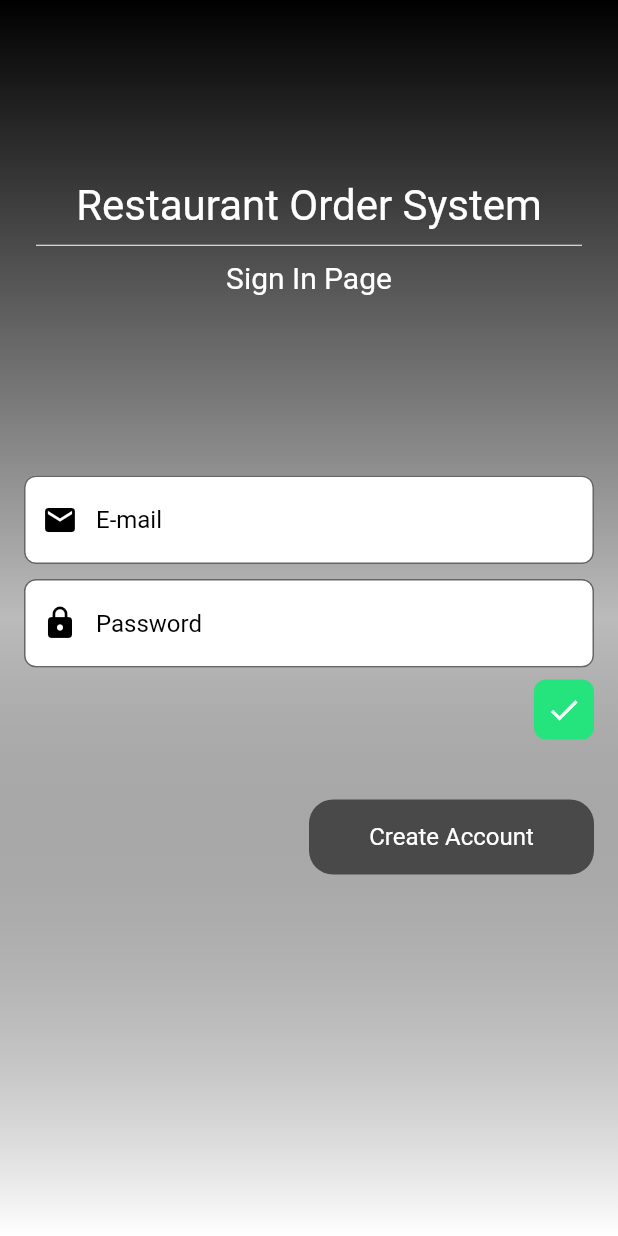
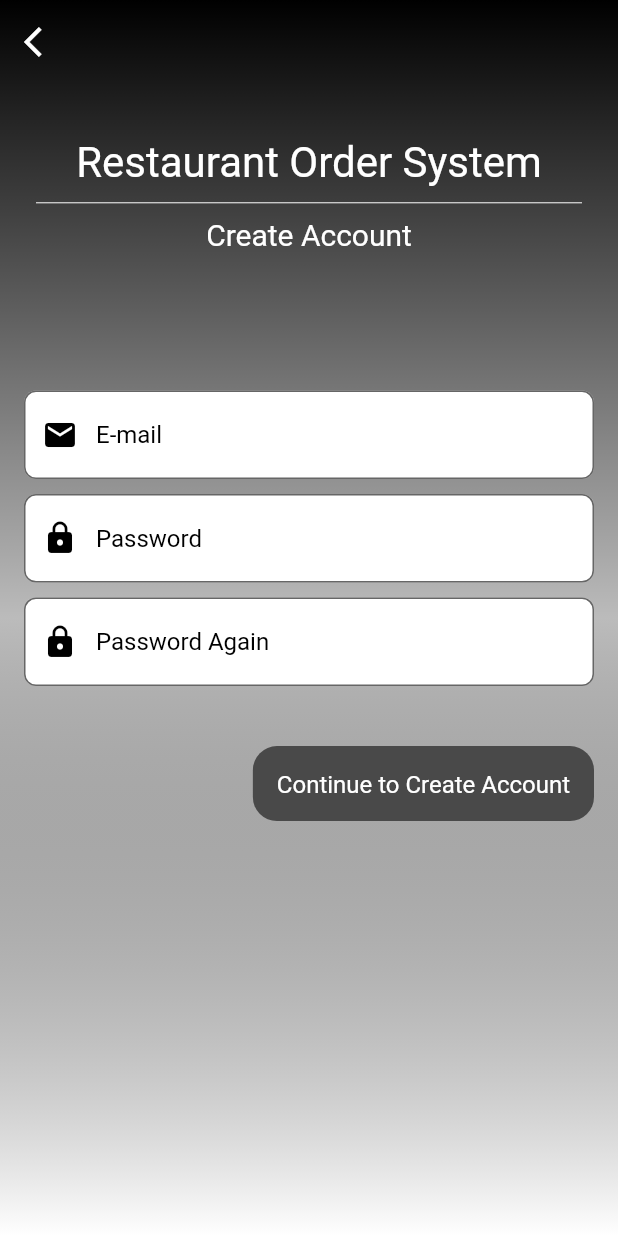
Before and after one commit to keremkskn55/RestaurantOrderSystem, a Flutter app: the screen it shows after launch, after a tap on "Create Account", on a phone screen of 412 x 824 dp. Run offline on Flutter 3.47's test engine with Material 2 defaults, Android fonts, the phone set to English and light mode, and no system bars.

Commit message:
First Create Account Page was created

```diff
--- /dev/null
+++ b/lib/screens/create_account_view.dart
@@ -0,0 +1,126 @@
+import 'package:flutter/material.dart';
+import 'package:restaurant_order_system/widgets/common_components/text_field_component.dart';
+import 'package:restaurant_order_system/widgets/create_account_view_components/create_account_view_continue_button.dart';
+import 'package:restaurant_order_system/widgets/create_account_view_components/create_account_view_top_texts.dart';
+
+class CreateAccountView extends StatefulWidget {
+  const CreateAccountView({Key? key}) : super(key: key);
+
+  @override
+  _CreateAccountViewState createState() => _CreateAccountViewState();
+}
+
+class _CreateAccountViewState extends State<CreateAccountView> {
+  GlobalKey createAccountKey = GlobalKey<FormState>();
+
+  Icon emailPrefixIcon = const Icon(
+    Icons.email,
+    color: Colors.black,
+  );
+  Icon passwordPrefixIcon = const Icon(
+    Icons.lock,
+    color: Colors.black,
+  );
+
+  @override
+  Widget build(BuildContext context) {
+    Size size = MediaQuery.of(context).size;
+
+    return Scaffold(
+      resizeToAvoidBottomInset: false,
+      extendBodyBehindAppBar: true,
+      appBar: AppBar(
+        backgroundColor: Colors.transparent,
+        elevation: 0.0,
+        leading: IconButton(
+          onPressed: () {
+            Navigator.pop(context);
+          },
+          icon: Icon(
+            Icons.arrow_back_ios,
+            color: Colors.white,
+          ),
+        ),
+      ),
+      body: Container(
+        width: size.width,
+        height: size.height,
+        decoration: BoxDecoration(
+          gradient: LinearGradient(
+            begin: Alignment.topCenter,
+            end: Alignment.bottomCenter,
+            colors: [
+              Colors.black,
+              Colors.black.withOpacity(0.25),
+              Colors.white,
+            ],
+          ),
+        ),
+        child: Form(
+          key: createAccountKey,
+          child: Column(
+            mainAxisAlignment: MainAxisAlignment.center,
+            children: [
+              /// Spacer
+              Spacer(flex: 1),
+
+              /// Create Account Top Components
+              CreateAccountViewTopTexts(),
+
+              /// Spacer
+              Spacer(flex: 1),
+
+              /// Email Text Field
+              Padding(
+                padding: const EdgeInsets.symmetric(horizontal: 16.0),
+                child: TextFieldComponent(
+                  sentPrefixIcon: emailPrefixIcon,
+                  sentHintText: 'E-mail',
+                ),
+              ),
+
+              /// SizedBox
+              SizedBox(height: 10),
+
+              /// Password Text Field
+              Padding(
+                padding: const EdgeInsets.symmetric(horizontal: 16.0),
+                child: TextFieldComponent(
+                  sentPrefixIcon: passwordPrefixIcon,
+                  sentHintText: 'Password',
+                ),
+              ),
+
+              /// SizedBox
+              SizedBox(height: 10),
+
+              /// Password Again Text Field
+              Padding(
+                padding: const EdgeInsets.symmetric(horizontal: 16.0),
+                child: TextFieldComponent(
+                  sentPrefixIcon: passwordPrefixIcon,
+                  sentHintText: 'Password Again',
+                ),
+              ),
+
+              /// Continue Create Account Button
+              Align(
+                alignment: Alignment.centerRight,
+                child: Padding(
+                  padding: EdgeInsets.only(
+                    top: 40,
+                    right: 16,
+                  ),
+                  child: CreateAccountViewContinueButton(),
+                ),
+              ),
+
+              /// Spacer
+              Spacer(flex: 3),
+            ],
+          ),
+        ),
+      ),
+    );
+  }
+}
--- /dev/null
+++ b/lib/widgets/create_account_view_components/create_account_view_continue_button.dart
@@ -0,0 +1,26 @@
+import 'package:flutter/material.dart';
+
+class CreateAccountViewContinueButton extends StatelessWidget {
+  const CreateAccountViewContinueButton({Key? key}) : super(key: key);
+
+  @override
+  Widget build(BuildContext context) {
+    return Container(
+      padding: EdgeInsets.all(16),
+      height: 50,
+      decoration: const BoxDecoration(
+        color: Color(0xFF494949),
+        borderRadius: BorderRadius.all(
+          Radius.circular(16),
+        ),
+      ),
+      child: Text(
+        'Continue to Create Account',
+        style: TextStyle(
+          fontSize: 16,
+          color: Colors.white,
+        ),
+      ),
+    );
+  }
+}
--- /dev/null
+++ b/lib/widgets/create_account_view_components/create_account_view_top_texts.dart
@@ -0,0 +1,39 @@
+import 'package:flutter/material.dart';
+
+class CreateAccountViewTopTexts extends StatelessWidget {
+  const CreateAccountViewTopTexts({Key? key}) : super(key: key);
+
+  @override
+  Widget build(BuildContext context) {
+    return Column(
+      children: const [
+        /// Title
+        Text(
+          'Restaurant Order System',
+          style: TextStyle(
+            fontSize: 28,
+            color: Colors.white,
+          ),
+        ),
+
+        ///Divider
+        Padding(
+          padding: EdgeInsets.symmetric(horizontal: 24.0),
+          child: Divider(
+            height: 20,
+            color: Colors.white,
+          ),
+        ),
+
+        ///Subtitle
+        Text(
+          'Create Account',
+          style: TextStyle(
+            fontSize: 20,
+            color: Colors.white,
+          ),
+        ),
+      ],
+    );
+  }
+}
--- a/lib/widgets/sign_in_view_components/sign_in_view_create_account_button.dart
+++ b/lib/widgets/sign_in_view_components/sign_in_view_create_account_button.dart
@@ -1,4 +1,5 @@
 import 'package:flutter/material.dart';
+import 'package:restaurant_order_system/screens/create_account_view.dart';
 
 class SignInViewCreateAccountButton extends StatelessWidget {
   const SignInViewCreateAccountButton({Key? key}) : super(key: key);
@@ -9,6 +10,8 @@ class SignInViewCreateAccountButton extends StatelessWidget {
     return GestureDetector(
       onTap: () {
         print('Create Account button...');
+        Navigator.push(context,
+            MaterialPageRoute(builder: (context) => CreateAccountView()));
       },
       child: Container(
         width: (size.width - 32) / 2,
```
